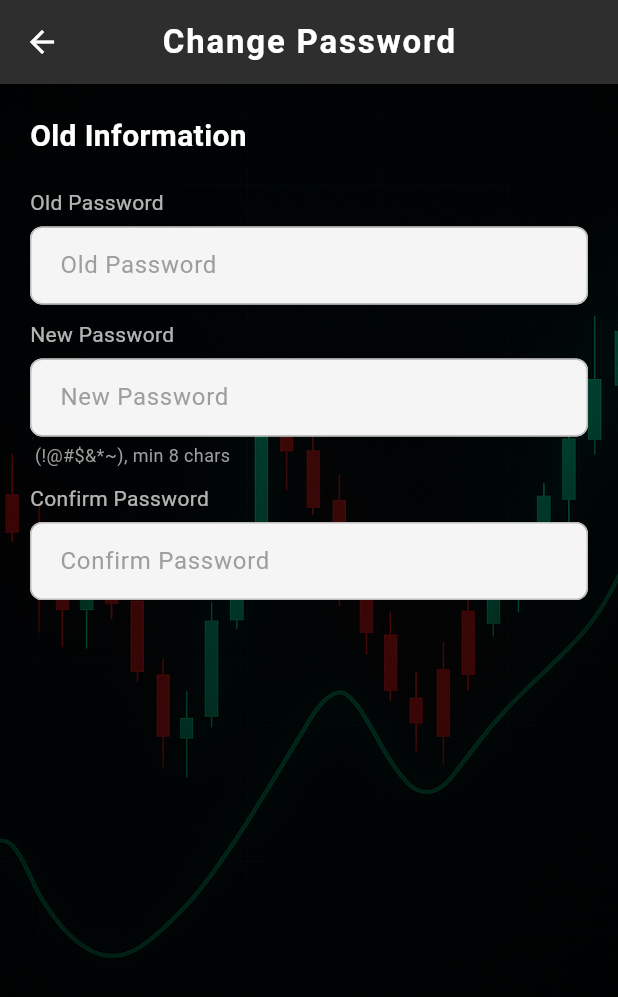
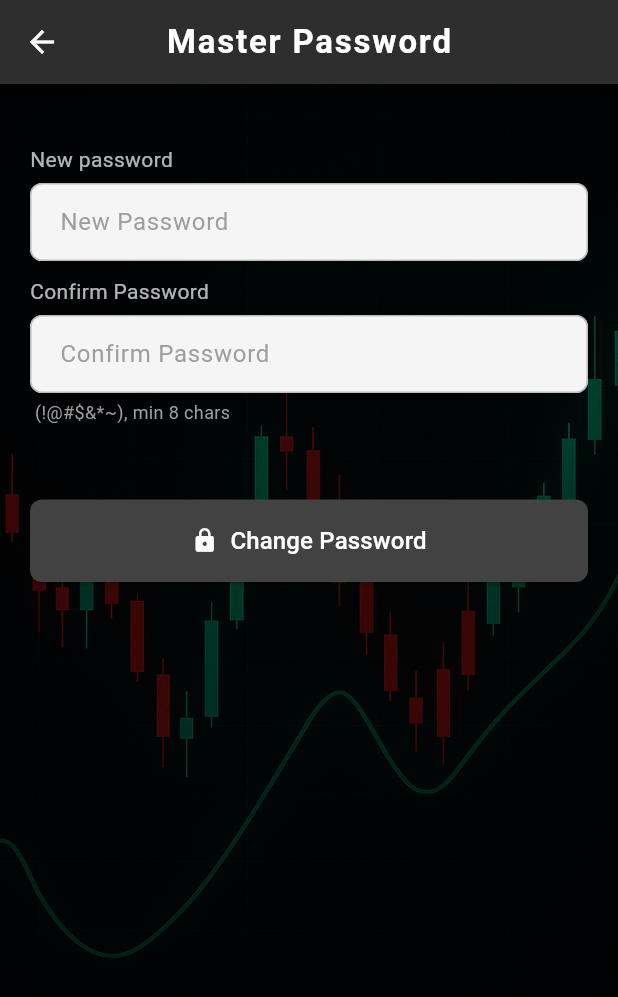
Before and after one commit to businessvivek3600/fx-crm, a Flutter app: the ChangeAccountPassword screen opened directly, on a phone screen of 412 x 824 dp. Shown: the top 997 px of the screen. Run offline on Flutter 3.47's test engine with Material 3 defaults, Android fonts, the phone set to English and light mode, and no system bars; our stand-ins replace awesome_dialog, country_picker, dio, firebase_core, firebase_messaging, fl_chart and 14 more; accounts and stored records are empty; network calls fail.

Commit message:
working on account

```diff
--- a/lib/constant/api_constants.dart
+++ b/lib/constant/api_constants.dart
@@ -14,6 +14,7 @@ class ApiConst {
   ///Accounts
   static const String accountPlans = 'plans';
   static const String activate = 'activate';
+  static const String change_acc_password = 'change_acc_password';
 
   /// Country
   static const String country = "countries";
--- a/lib/main.dart
+++ b/lib/main.dart
@@ -1,6 +1,7 @@
 import 'package:firebase_core/firebase_core.dart';
 import 'package:flutter/foundation.dart';
 import 'package:flutter/material.dart';
+import 'package:fx_crm/controller/account_controller.dart';
 import 'package:fx_crm/routes/route_settings.dart';
 import 'package:fx_crm/utils/theme.dart';
 import 'package:fx_crm/view/component/auth/login_screen.dart';
@@ -36,6 +37,7 @@ void main() async {
   );
   Get.put<DioClient>(dioClient);
   Get.put(AppController());
+  Get.put(AccountController(dioClient: dioClient));
   AppController.to.syncWithSession();
   final AuthController authController = Get.put(
     AuthController(dioClient: dioClient),
@@ -55,12 +57,11 @@ class MyApp extends StatefulWidget {
 class _MyAppState extends State<MyApp> {
   @override
   Widget build(BuildContext context) {
- return MaterialApp.router(
+    return MaterialApp.router(
       debugShowCheckedModeBanner: false,
       theme: ThemeUtils.lightTheme,
       title: 'FXCRM',
       routerConfig: router, // This uses your GoRouter config
     );
-
   }
 }
--- a/lib/view/component/drawer_component/component/account/account_screen.dart
+++ b/lib/view/component/drawer_component/component/account/account_screen.dart
@@ -3,6 +3,7 @@ import 'package:fx_crm/utils/theme.dart';
 import 'package:fx_crm/view/component/drawer_component/component/account/widget/change_account_password.dart';
 import 'package:fx_crm/view/component/drawer_component/component/account/widget/create_account.dart';
 import 'package:get/get.dart';
+
 import '../../../../../widgets/bg_container.dart';
 import 'widget/set_balance_dialog.dart';
 
@@ -92,18 +93,16 @@ class _CreateAccountScreenState extends State<CreateAccountScreen> {
               PopupMenuButton<String>(
                 icon: Icon(Icons.more_vert, color: Colors.black),
                 onSelected: (value) {
-                  if (value == 'master') {
                   Navigator.push(
                     context,
                     MaterialPageRoute(
-                        builder: (_) => ChangeAccountPassword(),
+                      builder:
+                          (_) => ChangeAccountPassword(
+                            isInvester: value != 'master',
+                          ),
                     ),
                   );
                   print("Master Password selected");
-                  } else if (value == 'investor') {
-                    // TODO: Handle Investor Password action
-                    print("Investor Password selected");
-                  }
                 },
                 itemBuilder:
                     (context) => [
--- a/lib/view/component/drawer_component/component/account/widget/change_account_password.dart
+++ b/lib/view/component/drawer_component/component/account/widget/change_account_password.dart
@@ -1,15 +1,22 @@
 import 'package:flutter/material.dart';
+import 'package:fx_crm/controller/account_controller.dart';
+import 'package:fx_crm/controller/app_controller.dart';
 import 'package:fx_crm/widgets/bg_container.dart';
 import 'package:fx_crm/widgets/custom_text_form.dart';
+import 'package:get/get.dart';
 
 class ChangeAccountPassword extends StatefulWidget {
-  const ChangeAccountPassword({super.key});
+  const ChangeAccountPassword({super.key, this.isInvester = false});
+  final bool isInvester;
 
   @override
   State<ChangeAccountPassword> createState() => _ChangeAccountPasswordState();
 }
 
 class _ChangeAccountPasswordState extends State<ChangeAccountPassword> {
+  var controller = Get.find<AccountController>();
+  TextEditingController newPassword = TextEditingController();
+  TextEditingController confPassword = TextEditingController();
   @override
   Widget build(BuildContext context) {
     return BackgroundContainer(
@@ -19,8 +26,8 @@ class _ChangeAccountPasswordState extends State<ChangeAccountPassword> {
           surfaceTintColor: Colors.transparent,
           elevation: 0,
           centerTitle: true,
-          title: const Text(
-            'Change Password',
+          title: Text(
+            '${widget.isInvester ? 'Invester' : 'Master'} Password',
             style: TextStyle(fontWeight: FontWeight.bold, letterSpacing: 1.2),
           ),
         ),
@@ -29,21 +36,21 @@ class _ChangeAccountPasswordState extends State<ChangeAccountPassword> {
           child: Column(
             crossAxisAlignment: CrossAxisAlignment.start,
             children: [
-              Text(
-                "Old Information",
-                style: TextStyle(
-                  color: Colors.white,
-                  fontSize: 20,
-                  fontWeight: FontWeight.bold,
-                ),
-              ),
+              // Text(
+              //   "Old Information",
+              //   style: TextStyle(
+              //     color: Colors.white,
+              //     fontSize: 20,
+              //     fontWeight: FontWeight.bold,
+              //   ),
+              // ),
               const SizedBox(height: 20),
 
               // Old Password Field
               CustomTextFormField(
-                label: "Old Password",
-                hint: "Old Password",
-                // controller: controller.oldPassword,
+                label: "New password",
+                hint: "New Password",
+                controller: newPassword,
               ),
               const SizedBox(height: 10),
 
@@ -52,9 +59,9 @@ class _ChangeAccountPasswordState extends State<ChangeAccountPassword> {
                 crossAxisAlignment: CrossAxisAlignment.start,
                 children: [
                   CustomTextFormField(
-                    label: "New Password",
-                    hint: "New Password",
-                    // controller: controller.newPassword,
+                    label: "Confirm Password",
+                    hint: "Confirm Password",
+                    controller: confPassword,
                   ),
                   const SizedBox(height: 4),
                   const Text(
@@ -66,62 +73,60 @@ class _ChangeAccountPasswordState extends State<ChangeAccountPassword> {
               const SizedBox(height: 10),
 
               // Retype Password Field with Hint
-              Column(
-                crossAxisAlignment: CrossAxisAlignment.start,
-                children: [
-                  CustomTextFormField(
-                    label: "Confirm Password",
-                    hint: "Confirm Password",
-                    // controller: controller.confirmPassword,
-                  ),
-                  const SizedBox(height: 4),
-                ],
-              ),
               const SizedBox(height: 40),
 
-              // Change Password Button
-              // SizedBox(
-              //   width: double.infinity,
-              //   child: Obx(
-              //     () => ElevatedButton(
-              //       onPressed:
-              //           controller.isLoading.value
-              //               ? null
-              //               : controller.changePassword,
-              //       style: ElevatedButton.styleFrom(
-              //         backgroundColor: Colors.grey.shade800,
-              //         padding: const EdgeInsets.symmetric(vertical: 16),
-              //         shape: RoundedRectangleBorder(
-              //           borderRadius: BorderRadius.circular(8),
-              //         ),
-              //       ),
-              //       child:
-              //           controller.isLoading.value
-              //               ? const SizedBox(
-              //                 width: 20,
-              //                 height: 20,
-              //                 child: CircularProgressIndicator(
-              //                   color: Colors.white,
-              //                   strokeWidth: 2,
-              //                 ),
-              //               )
-              //               : Row(
-              //                 mainAxisAlignment: MainAxisAlignment.center,
-              //                 children: const [
-              //                   Icon(Icons.lock, color: Colors.white),
-              //                   SizedBox(width: 8),
-              //                   Text(
-              //                     "Change Password",
-              //                     style: TextStyle(
-              //                       color: Colors.white,
-              //                       fontSize: 16,
-              //                     ),
-              //                   ),
-              //                 ],
-              //               ),
-              //     ),
-              //   ),
-              // ),
+              //Change Password Button
+              SizedBox(
+                width: double.infinity,
+                child: Obx(
+                  () => ElevatedButton(
+                    onPressed:
+                        controller.isLoading.value
+                            ? null
+                            : () => controller.changeaccountPassword(
+                              Get.find<AppController>()
+                                      .customer
+                                      .value
+                                      ?.accountNo ??
+                                  0,
+                              newPassword.text.trim(),
+                              confPassword.text.trim(),
+                              widget.isInvester ? '2' : '1',
+                            ),
+                    style: ElevatedButton.styleFrom(
+                      backgroundColor: Colors.grey.shade800,
+                      padding: const EdgeInsets.symmetric(vertical: 16),
+                      shape: RoundedRectangleBorder(
+                        borderRadius: BorderRadius.circular(8),
+                      ),
+                    ),
+                    child:
+                        controller.isLoading.value
+                            ? const SizedBox(
+                              width: 20,
+                              height: 20,
+                              child: CircularProgressIndicator(
+                                color: Colors.white,
+                                strokeWidth: 2,
+                              ),
+                            )
+                            : Row(
+                              mainAxisAlignment: MainAxisAlignment.center,
+                              children: const [
+                                Icon(Icons.lock, color: Colors.white),
+                                SizedBox(width: 8),
+                                Text(
+                                  "Change Password",
+                                  style: TextStyle(
+                                    color: Colors.white,
+                                    fontSize: 16,
+                                  ),
+                                ),
+                              ],
+                            ),
+                  ),
+                ),
+              ),
             ],
           ),
         ),
```
Also changed, not shown: lib/controller/account_controller.dart (+55 -11 lines). Lines whose indentation alone changed are shown as unchanged.
